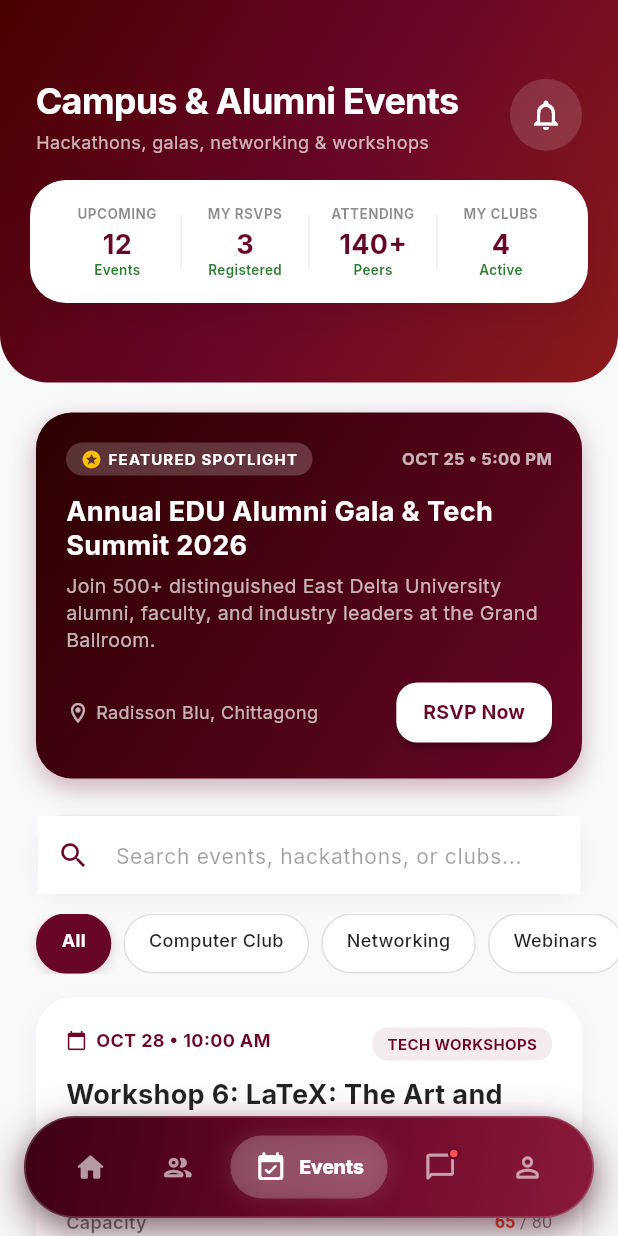
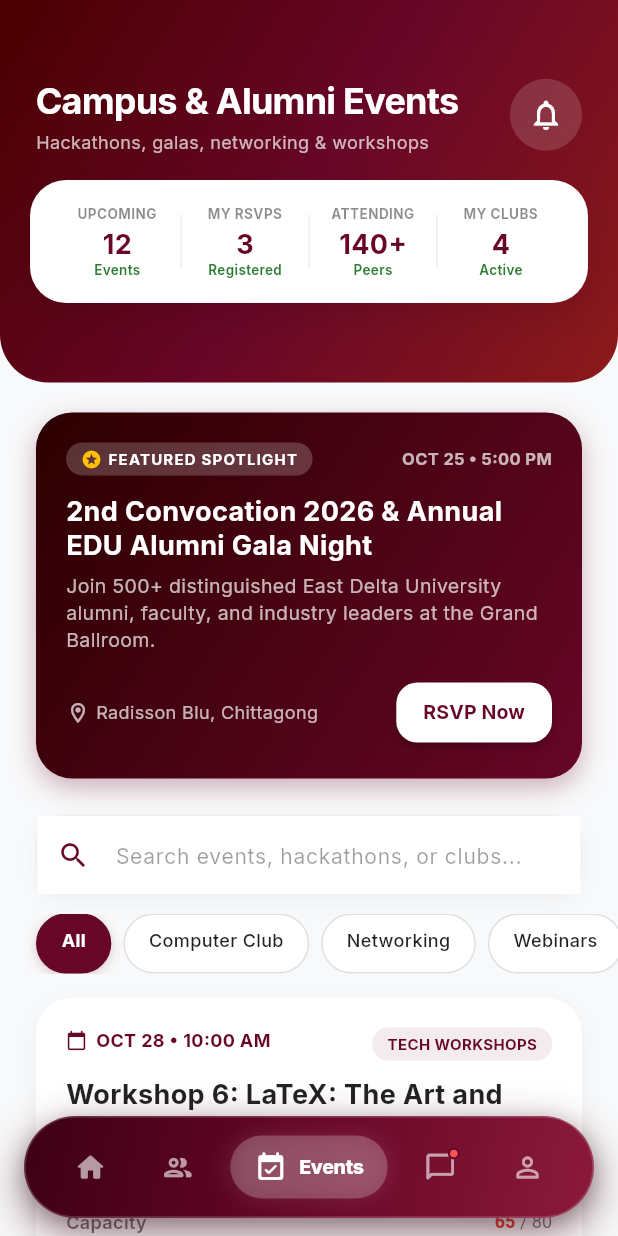
Before and after one commit to akramrafid/EDU_Alumni_Connect-, a Flutter app: the EventsPage screen opened by its route, on a phone screen of 412 x 824 dp. Run offline on Flutter 3.47's test engine with Material 3 defaults, Android fonts, the phone set to English and light mode, and no system bars; our stand-ins replace cached_network_image, cloud_firestore, cloud_functions, firebase_auth, firebase_core, firebase_storage and 9 more; missing offline and left inert: firebase_app_check; accounts and stored records are empty; generated files the repository leaves out were written again; network calls fail.

Commit message:
feat: implement events page with hero metrics, spotlight banner, and search functionality

```diff
--- a/lib/features/events/presentation/pages/events_page.dart
+++ b/lib/features/events/presentation/pages/events_page.dart
@@ -310,7 +310,7 @@ class _EventsPageState extends ConsumerState<EventsPage> {
             ),
             const SizedBox(height: 12),
             const Text(
-              'Annual EDU Alumni Gala & Tech Summit 2026',
+              '2nd Convocation 2026 & Annual EDU Alumni Gala Night',
               style: TextStyle(
                 color: Colors.white,
                 fontSize: 18,
--- a/lib/features/home/presentation/pages/home_page.dart
+++ b/lib/features/home/presentation/pages/home_page.dart
@@ -526,7 +526,7 @@ class _HomePageState extends ConsumerState<HomePage> {
             ),
             const SizedBox(height: 12),
             const Text(
-              'Annual EDU Alumni Gala & Tech Summit 2026',
+              '2nd Convocation 2026 & Annual EDU Alumni Gala Night',
               style: TextStyle(
                 color: Colors.white,
                 fontSize: 18,
```
